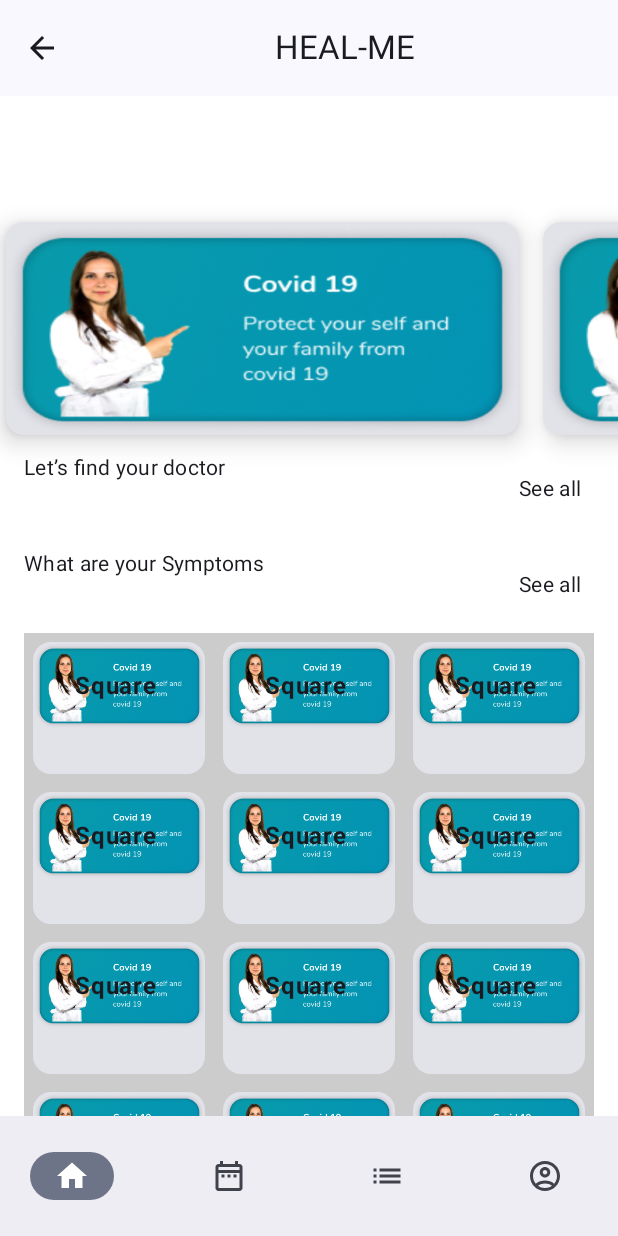
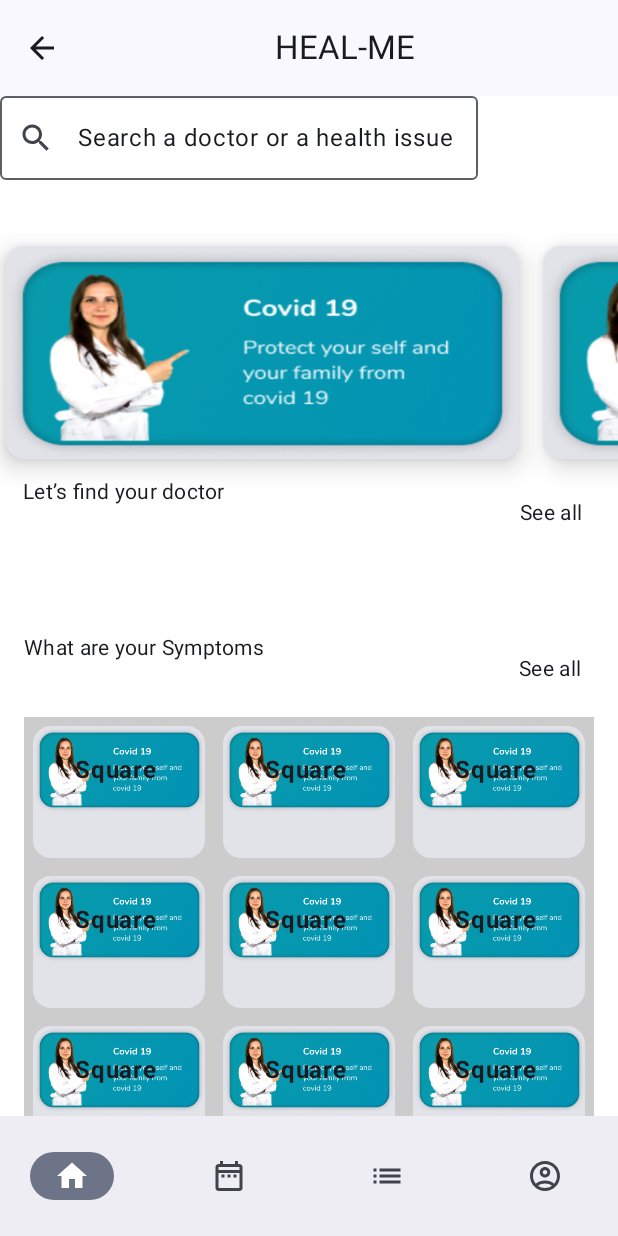
Before and after one commit to Aman-pandey07/HealMe, an Android app built with Jetpack Compose: the screen it shows after launch (MainActivity), on a phone screen of 412 x 824 dp. Run offline under Robolectric (Android 15) with nearby library versions, the phone set to English and light mode, and no system bars.

Commit message:
Doctor list work left

```diff
--- a/app/src/main/java/com/aman/healme/ui/theme/screens/homescreens/HomeScreen.kt
+++ b/app/src/main/java/com/aman/healme/ui/theme/screens/homescreens/HomeScreen.kt
@@ -22,6 +22,8 @@
 import androidx.compose.foundation.lazy.LazyColumn
 import androidx.compose.foundation.lazy.LazyRow
 import androidx.compose.foundation.lazy.items
+import androidx.compose.runtime.* // Or import them individually
+
 import androidx.compose.foundation.lazy.itemsIndexed
 import androidx.compose.foundation.rememberScrollState
 import androidx.compose.foundation.verticalScroll
@@ -39,6 +41,7 @@
 import androidx.compose.material3.Card
 import androidx.compose.material3.CardDefaults
 import androidx.compose.material3.Icon
+import androidx.compose.material3.IconButton
 import androidx.compose.material3.MaterialTheme
 import androidx.compose.material3.NavigationBar
 import androidx.compose.material3.NavigationBarItem
@@ -62,8 +65,7 @@
 import androidx.compose.ui.unit.dp
 import com.aman.healme.R
 import com.aman.healme.ui.theme.screens.loginscreens.AppHeader
-
-
+import kotlin.random.Random
 
 
 data class BottomNavigationItem(
@@ -80,6 +82,8 @@
 
 data class Doctor(val name:String)
 
+
+
 val dummyDocData = listOf(
        Doctor("Smith"),
        Doctor("Johnson"),
@@ -91,6 +95,15 @@
        Doctor("Jones"),
 )
 
+data class DoctorList(val name: String, val category: String, val imageId: Int)
+
+val dummyDoctors = listOf(
+       DoctorList("Dr. Smith", "Cardiology", R.drawable.image1), // Replace with your image resource
+       DoctorList("Dr. Jones", "Neurology", R.drawable.image1), // Replace with your image resource
+       DoctorList("Dr. Patel", "Dermatology", R.drawable.image1), // Replace with your image resource
+)
+
+
 
 
 
@@ -98,33 +111,33 @@
 
 
 @Composable
-fun HomeScreen(){
+fun HomeScreen() {
 
        val items = listOf(
               BottomNavigationItem(
                      title = "Home",
-                     selectedIcon = Icons.Default.Home ,
+                     selectedIcon = Icons.Default.Home,
                      unselectedIcon = Icons.Outlined.Home,
                      hasNews = false,
 
                      ),
               BottomNavigationItem(
                      title = "Appointment",
-                     selectedIcon = Icons.Default.DateRange ,
+                     selectedIcon = Icons.Default.DateRange,
                      unselectedIcon = Icons.Outlined.DateRange,
                      hasNews = false,
 
                      ),
               BottomNavigationItem(
                      title = "Upload",
-                     selectedIcon = Icons.Default.List ,
+                     selectedIcon = Icons.Default.List,
                      unselectedIcon = Icons.Outlined.List,
                      hasNews = false,
 
                      ),
               BottomNavigationItem(
                      title = "Account",
-                     selectedIcon = Icons.Default.AccountCircle ,
+                     selectedIcon = Icons.Default.AccountCircle,
                      unselectedIcon = Icons.Outlined.AccountCircle,
                      hasNews = false,
 
@@ -143,35 +156,46 @@
               },
               bottomBar = {
                      NavigationBar {
-                            items.forEachIndexed{index, item ->
+                            items.forEachIndexed { index, item ->
                                    NavigationBarItem(
                                           selected = selectedItemIndex == index,
                                           onClick = {
-                                                    selectedItemIndex= index
+                                                 selectedItemIndex = index
                                                  // TODO Navigate //navController.navigate(item.title)
                                           },
-                                          icon = {  if (selectedItemIndex == index) {
-                                                 Icon(item.selectedIcon, contentDescription = item.title) // Use selected icon
+                                          icon = {
+                                                 if (selectedItemIndex == index) {
+                                                        Icon(
+                                                               item.selectedIcon,
+                                                               contentDescription = item.title
+                                                        ) // Use selected icon
                                                  } else {
-                                                 Icon(item.unselectedIcon, contentDescription = item.title) // Use unselected icon
-                                          } })
+                                                        Icon(
+                                                               item.unselectedIcon,
+                                                               contentDescription = item.title
+                                                        ) // Use unselected icon
+                                                 }
+                                          })
                             }
                      }
               }
 
-       ) {value ->
+       ) { value ->
               // TODO content
 
-              val scrollState = rememberScrollState()
 
-              Column (modifier = Modifier
+              Column(
+                     modifier = Modifier
                             .fillMaxSize()
                             .padding()
                             .verticalScroll(rememberScrollState())
                             .background(Color.White),
                      verticalArrangement = Arrangement.Top,
                      horizontalAlignment = Alignment.CenterHorizontally
-              ){
+              ) {
+
+
+
 
                      Card(
                             modifier = Modifier
@@ -185,6 +209,47 @@
                      SimpleCarousel(imageList) { index ->
                             // Handle image click here based on the index
                      }
+
+                     Column {
+
+
+                            Row(
+                                   modifier = Modifier
+                                          .fillMaxWidth()
+                                          .padding(horizontal = 15.dp, vertical = 8.dp)
+                                          .height(IntrinsicSize.Min)
+                                          .offset(y = (-40).dp), // Ensure thin row height
+                                   horizontalArrangement = Arrangement.SpaceBetween,
+                                   verticalAlignment = Alignment.Top
+                            ) {
+                                   Text(
+                                          text = "Let’s find your doctor",
+                                          style = MaterialTheme.typography.bodyMedium, // Material 3 typography
+                                          modifier = Modifier.weight(1f)
+                                   )
+                                   TextButton(
+                                          onClick = { },
+                                          colors = ButtonDefaults.textButtonColors(
+                                                 contentColor = MaterialTheme.colorScheme.onSurface // Consistent text color
+                                          ),
+                                          contentPadding = PaddingValues(0.dp),
+                                          elevation = null,
+                                   )
+                                   {
+                                          Text(
+                                                 text = "See all",
+                                                 style = MaterialTheme.typography.bodyMedium
+                                          )
+                                   }
+                            }
+
+
+                                   // TODO implement the horizontal filter list here
+
+
+
+
+
                             Row(
                                    modifier = Modifier
                                           .fillMaxWidth()
@@ -193,7 +258,7 @@
                                    horizontalArrangement = Arrangement.SpaceBetween
                             ) {
                                    Text(
-                                   text = "Let’s find your doctor",
+                                          text = "What are your Symptoms",
                                           style = MaterialTheme.typography.bodyMedium, // Material 3 typography
                                           modifier = Modifier.weight(1f)
                                    )
@@ -213,29 +278,6 @@
                                           )
                                    }
                             }
-                            Row(
-                                   modifier = Modifier
-                                          .fillMaxWidth()
-                                          .padding(horizontal = 16.dp, vertical = 8.dp)
-                                          .height(IntrinsicSize.Min), // Ensure thin row height
-                                   horizontalArrangement = Arrangement.SpaceBetween
-                            ) {
-                                   Text(text = "What are your Symptoms",
-                                          style = MaterialTheme.typography.bodyMedium, // Material 3 typography
-                                          modifier = Modifier.weight(1f))
-                                   TextButton(
-                                          onClick = {  },
-                                          colors = ButtonDefaults.textButtonColors(
-                                                 contentColor = MaterialTheme.colorScheme.onSurface // Consistent text color
-                                                               ),
-                                          contentPadding = PaddingValues(0.dp), // Remove default padding
-                                          elevation = null, // Remove elevation for a truly flat button
-                                          // Use Material 3 OutlinedButton for a more distinct button style:
-                                          // style = OutlinedButtonDefaults.outlinedButtonStyle()
-                                          ) {
-                                          Text(text = "See all", style = MaterialTheme.typography.bodyMedium)
-                                   }
-                            }
                             SquareGrid()
                             SquareGrid()
                             SquareGrid()
@@ -249,7 +291,7 @@
                             SquareGrid()
 
 
-
+                     }
               }
        }
 }
@@ -270,9 +312,7 @@
 fun SearchBar(
        value: String,
        onValueChange: (String) -> Unit,
-       modifier: Modifier = Modifier
-              .fillMaxWidth()
-              .padding(horizontal = 25.dp),
+       modifier: Modifier = Modifier,
 ) {
        OutlinedTextField(
               value = value,
@@ -287,7 +327,7 @@
        LazyRow(modifier = Modifier
               .fillMaxWidth()
               .height(150.dp)
-              .offset(y = 0.dp)
+              .offset(y = (-40).dp)
        ) {
               itemsIndexed(images){index, imageId ->
                      CarouselItem(imageId, onClick = { onClick(index) })
@@ -355,3 +395,39 @@
               }
        }
 }
+@Composable
+fun DoctorListScreen() {
+              LazyColumn(modifier = Modifier.fillMaxSize()) {
+                     items(dummyDoctors) { doctor ->
+                            DoctorListItem(doctor = doctor) {
+                                   // Handle doctor click here (e.g., display a toast)
+                            }
+                     }
+              }
+}
+
+
+@Composable
+fun DoctorListItem(doctor: DoctorList, onDoctorClick: () -> Unit) {
+       Card(
+              modifier = Modifier
+                     .fillMaxWidth()
+                     .padding(horizontal = 8.dp, vertical = 4.dp)
+                     .clickable { onDoctorClick() },
+              elevation = CardDefaults.cardElevation(
+                     defaultElevation = 4.dp)
+       ) {
+              Row(modifier = Modifier.fillMaxWidth()) {
+                     Image(
+                            painter = painterResource(id = doctor.imageId),
+                            contentDescription = null,
+                            modifier = Modifier.weight(1f) // Occupy full width on the left
+                     )
+                     Spacer(modifier = Modifier.width(8.dp)) // Add spacing between image and text
+                     Column(modifier = Modifier.weight(2f)) { // Take up remaining space on the right
+                            Text(text = doctor.name, style = MaterialTheme.typography.bodyMedium)
+                            Text(text = doctor.category, style = MaterialTheme.typography.bodySmall)
+                     }
+              }
+       }
+}
--- a/app/src/main/java/com/aman/healme/ui/theme/screens/loginscreens/AppHeader.kt
+++ b/app/src/main/java/com/aman/healme/ui/theme/screens/loginscreens/AppHeader.kt
@@ -23,7 +23,10 @@
     appName: String,
     navigateUp: () -> Unit = {},
 ) {
-    CenterAlignedTopAppBar(
+    Column {
+
+
+        CenterAlignedTopAppBar(
             title = {
                 Text(
                     appName,
@@ -42,6 +45,9 @@
                 }
             }
 
-    )
 
+        )
+        SearchBar(value = "Search a doctor or a health issue", onValueChange = {})
+
+    }
 }
```
Also changed, not shown: app/src/main/java/com/aman/healme/ui/theme/screens/loginscreens/TestScreen.kt (+5 -18 lines). Lines whose indentation alone changed are shown as unchanged.
